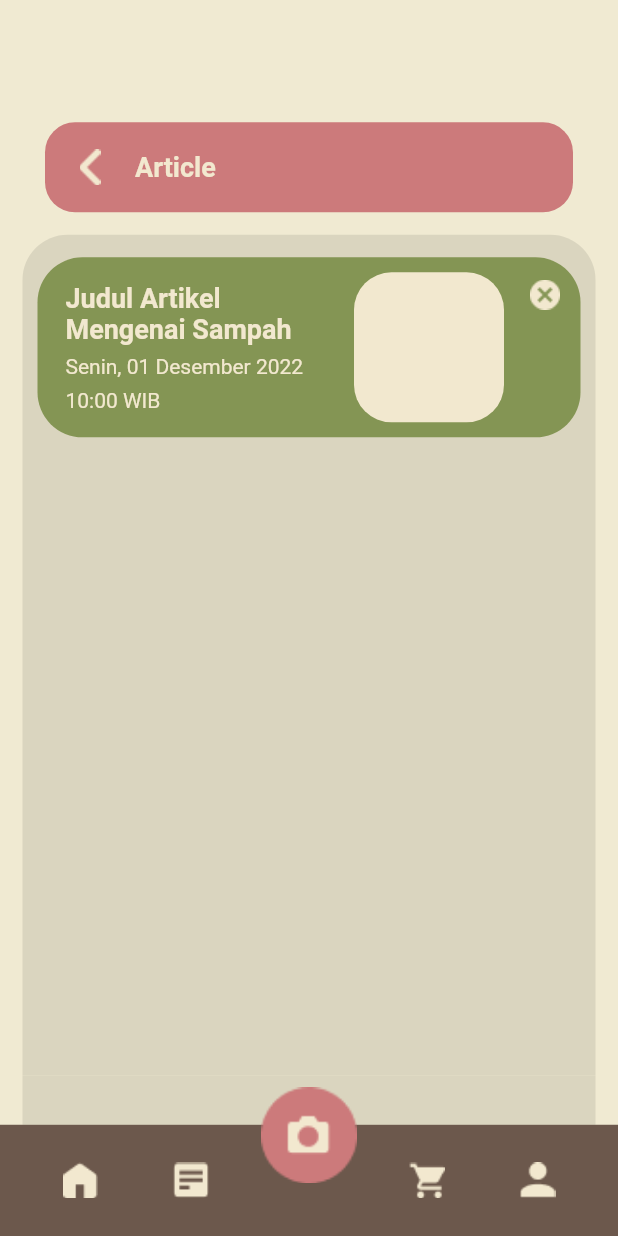
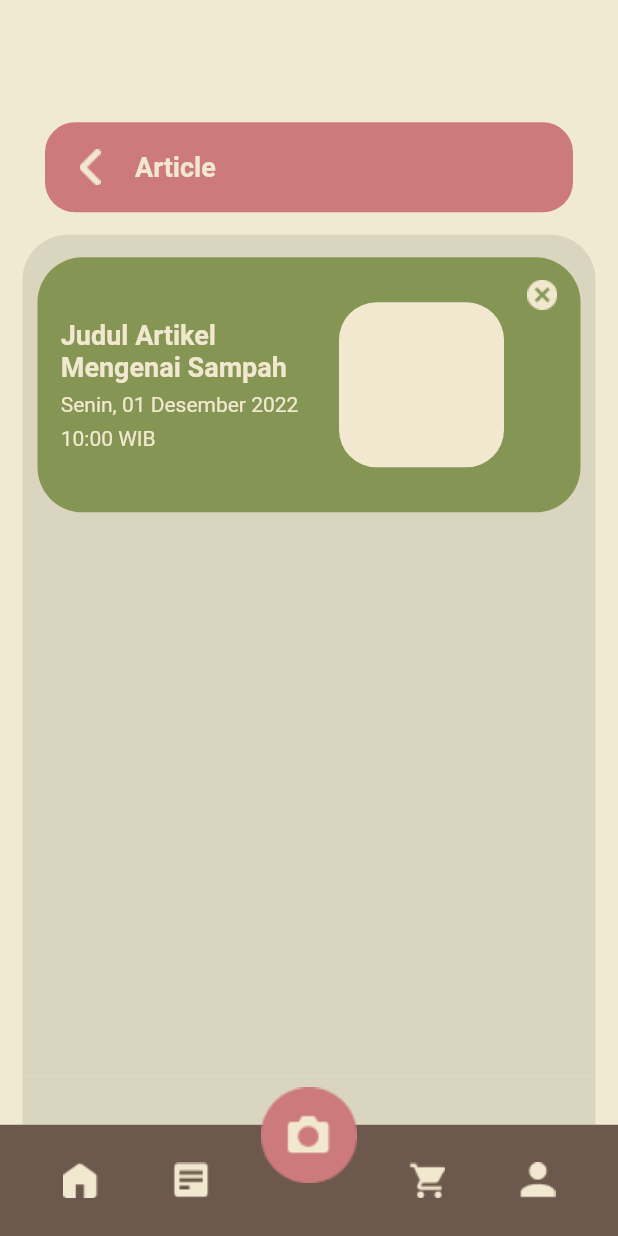
Before and after one commit to zzeeyyaa/Trash-Classification, a Flutter app: the InfoView screen opened by its route, on a phone screen of 412 x 824 dp. Run offline on Flutter 3.47's test engine with Material 2 defaults, Android fonts, the light colour scheme and no system bars; our stand-ins replace get.

Commit message:
fix info view

```diff
--- a/lib/app/modules/info/views/info_view.dart
+++ b/lib/app/modules/info/views/info_view.dart
@@ -76,18 +76,18 @@ class InfoView extends GetView<InfoController> {
                   Padding(
                     padding: const EdgeInsets.only(bottom: 15),
                     child: Container(
-                      height: 120,
+                      height: 170,
                       width: 120,
                       decoration: BoxDecoration(
                         color: Color(0xff849554),
                         borderRadius: BorderRadius.circular(30),
                       ),
                       child: Row(
-                        mainAxisAlignment: MainAxisAlignment.spaceAround,
+                        mainAxisAlignment: MainAxisAlignment.spaceEvenly,
                         crossAxisAlignment: CrossAxisAlignment.center,
                         children: [
                           Padding(
-                            padding: const EdgeInsets.only(left: 15),
+                            padding: const EdgeInsets.only(left: 10),
                             child: Container(
                               height: 100,
                               width: 180,
@@ -122,20 +122,17 @@ class InfoView extends GetView<InfoController> {
                               ),
                             ),
                           ),
-                          Padding(
-                            padding: const EdgeInsets.only(left: 5),
-                            child: Container(
-                              height: 100,
-                              width: 100,
-                              decoration: BoxDecoration(
-                                color: Color(0xffF2E8CF),
-                                borderRadius: BorderRadius.circular(25),
-                              ),
+                          Container(
+                            height: 110,
+                            width: 110,
+                            decoration: BoxDecoration(
+                              color: Color(0xffF2E8CF),
+                              borderRadius: BorderRadius.circular(25),
                             ),
                           ),
                           Container(
                             width: 40,
-                            height: 120,
+                            height: 170,
                             // color: Color.fromARGB(255, 97, 97, 97),
                             child: Column(
                               mainAxisAlignment: MainAxisAlignment.start,
```
